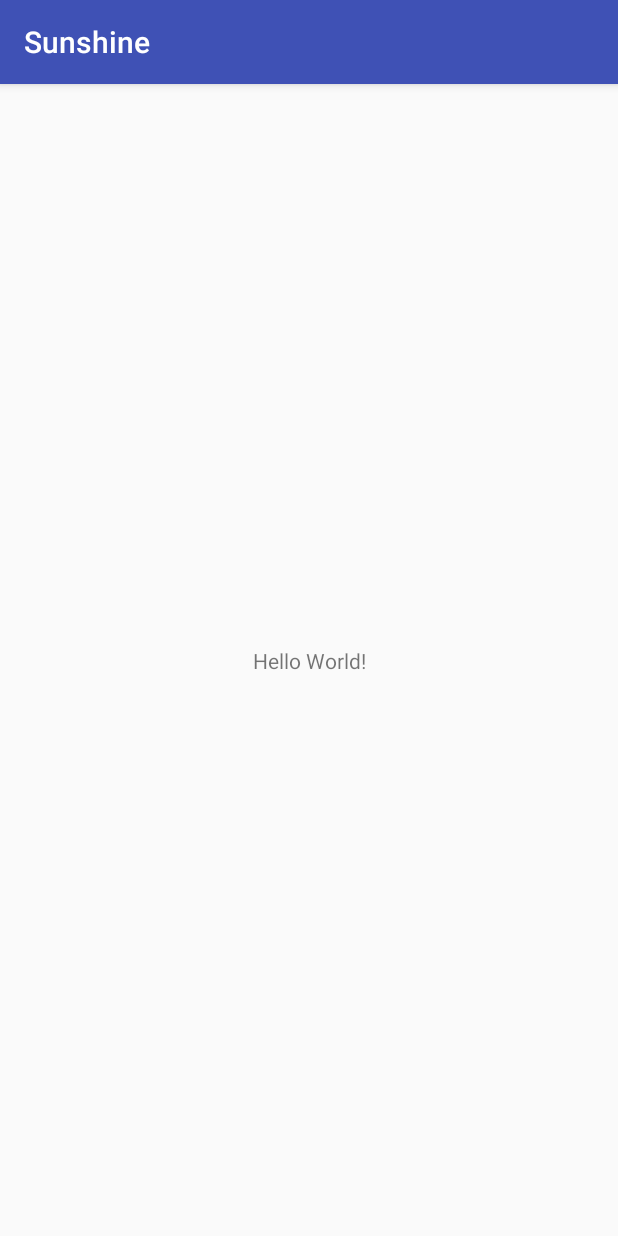
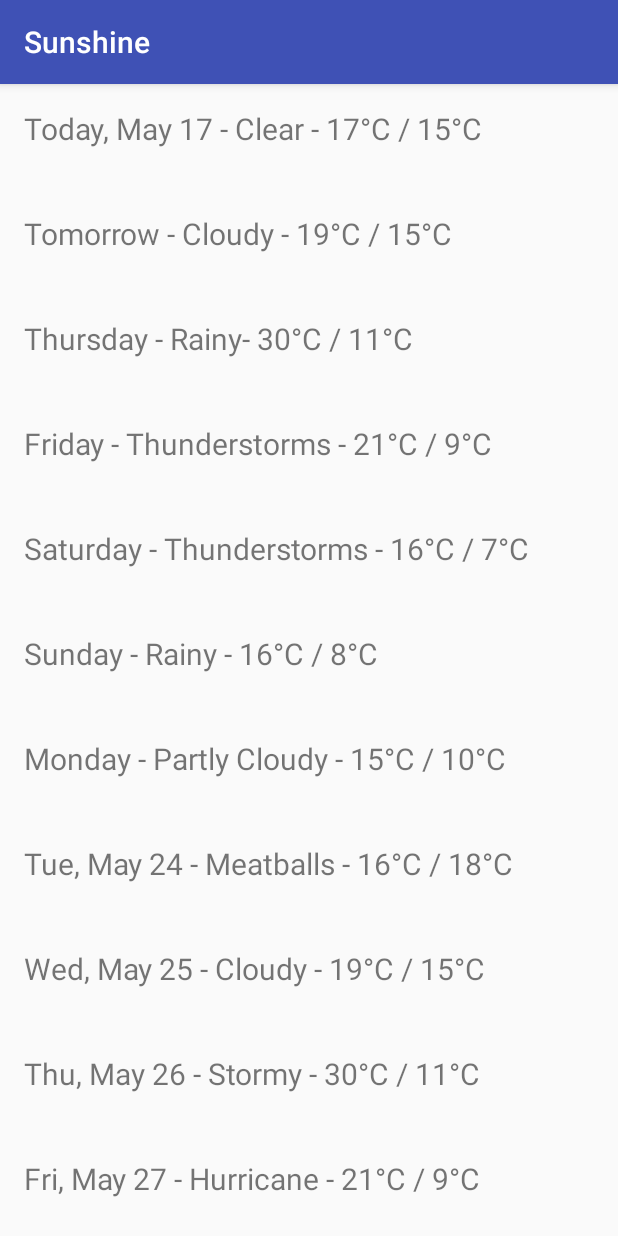
Before and after one commit to jannkasper/AndroidSunshineApp, an Android app: the screen it shows after launch (MainActivity), on a phone screen of 412 x 824 dp. Run offline under Robolectric (Android 15) with nearby library versions, the phone set to English and light mode, and no system bars.

Commit message:
Lesson 1: Update Layout

```diff
--- a/app/build.gradle
+++ b/app/build.gradle
@@ -22,13 +22,11 @@ dependencies {
     implementation fileTree(include: ['*.jar'], dir: 'libs')
     implementation 'com.android.support:appcompat-v7:28.0.0'
 
-    // TODO (10) Remove this dependency as we won't be needing it for the project until later
-    implementation 'com.android.support.constraint:constraint-layout:1.1.3'
-
     // Instrumentation dependencies use androidTestImplementation
     // (as opposed to testImplementation for local unit tests run in the JVM)
     androidTestImplementation 'junit:junit:4.12'
     androidTestImplementation 'com.android.support:support-annotations:28.0.0'
     androidTestImplementation 'com.android.support.test:runner:1.0.2'
     androidTestImplementation 'com.android.support.test:rules:1.0.2'
+
 }
--- a/app/src/main/java/com/example/android/sunshine/MainActivity.java
+++ b/app/src/main/java/com/example/android/sunshine/MainActivity.java
@@ -17,12 +17,42 @@ package com.example.android.sunshine;
 
 import android.os.Bundle;
 import android.support.v7.app.AppCompatActivity;
+import android.widget.TextView;
 
 public class MainActivity extends AppCompatActivity {
+
+    // TODO (1) Create a field to store the weather display TextView
+    private TextView mWeatherTextView;
 
     @Override
     protected void onCreate(Bundle savedInstanceState) {
         super.onCreate(savedInstanceState);
         setContentView(R.layout.activity_forecast);
+
+        // TODO (2) Use findViewById to get a reference to the weather display TextView
+        mWeatherTextView = (TextView) findViewById(R.id.tv_weather_data);
+
+        // TODO (3) Create an array of Strings that contain fake weather data
+        String fakeData[] = {
+                "Today, May 17 - Clear - 17°C / 15°C",
+                "Tomorrow - Cloudy - 19°C / 15°C",
+                "Thursday - Rainy- 30°C / 11°C",
+                "Friday - Thunderstorms - 21°C / 9°C",
+                "Saturday - Thunderstorms - 16°C / 7°C",
+                "Sunday - Rainy - 16°C / 8°C",
+                "Monday - Partly Cloudy - 15°C / 10°C",
+                "Tue, May 24 - Meatballs - 16°C / 18°C",
+                "Wed, May 25 - Cloudy - 19°C / 15°C",
+                "Thu, May 26 - Stormy - 30°C / 11°C",
+                "Fri, May 27 - Hurricane - 21°C / 9°C",
+                "Sat, May 28 - Meteors - 16°C / 7°C",
+                "Sun, May 29 - Apocalypse - 16°C / 8°C",
+                "Mon, May 30 - Post Apocalypse - 15°C / 10°C",
+        };
+
+        // TODO (4) Append each String from the fake weather data array to the TextView
+        for (String data : fakeData) {
+            mWeatherTextView.append(data + "\n\n\n");
+        }
     }
 }
--- a/app/src/main/res/layout/activity_forecast.xml
+++ b/app/src/main/res/layout/activity_forecast.xml
@@ -14,29 +14,19 @@
      See the License for the specific language governing permissions and
      limitations under the License.
 -->
-<!--TODO (1) Change the ConstraintLayout to a FrameLayout-->
-<!--TODO (7) Remove the line that declares the id, we don't need it-->
-<android.support.constraint.ConstraintLayout xmlns:android="http://schemas.android.com/apk/res/android"
-    xmlns:app="http://schemas.android.com/apk/res-auto"
-    android:id="@+id/activity_main"
+<FrameLayout xmlns:android="http://schemas.android.com/apk/res/android"
     android:layout_width="match_parent"
     android:layout_height="match_parent">
 
-    <!--TODO (8) Wrap the TextView in a ScrollView-->
-    <!--TODO (9) Set the ScrollView width to match_parent and the height to wrap_content-->
+    <ScrollView
+        android:layout_width="match_parent"
+        android:layout_height="wrap_content">
 
-    <!--TODO (2) Change the TextView's android:id attribute to tv_weather_data-->
-    <!--TODO (3) Give the TextView 16dp of padding-->
-    <!--TODO (4) Set the text size to 20sp-->
-    <!--TODO (5) Remove all attributes with the word constraint in them-->
-    <!--TODO (6) Remove the default text from the TextView-->
-    <TextView
-        android:id="@+id/text_view"
-        android:layout_width="wrap_content"
-        android:layout_height="wrap_content"
-        android:text="Hello World!"
-        app:layout_constraintBottom_toBottomOf="@+id/activity_main"
-        app:layout_constraintLeft_toLeftOf="@+id/activity_main"
-        app:layout_constraintRight_toRightOf="@+id/activity_main"
-        app:layout_constraintTop_toTopOf="@+id/activity_main" />
-</android.support.constraint.ConstraintLayout>
+        <TextView
+            android:id="@+id/tv_weather_data"
+            android:layout_width="wrap_content"
+            android:layout_height="wrap_content"
+            android:padding="16dp"
+            android:textSize="20sp" />
+    </ScrollView>
+</FrameLayout>
--- a/build.gradle
+++ b/build.gradle
@@ -6,7 +6,7 @@ buildscript {
         jcenter()
     }
     dependencies {
-        classpath 'com.android.tools.build:gradle:3.4.1'
+        classpath 'com.android.tools.build:gradle:3.2.1'
 
         // NOTE: Do not place your application dependencies here; they belong
         // in the individual module build.gradle files
```
Also changed, not shown: gradle/wrapper/gradle-wrapper.properties.
